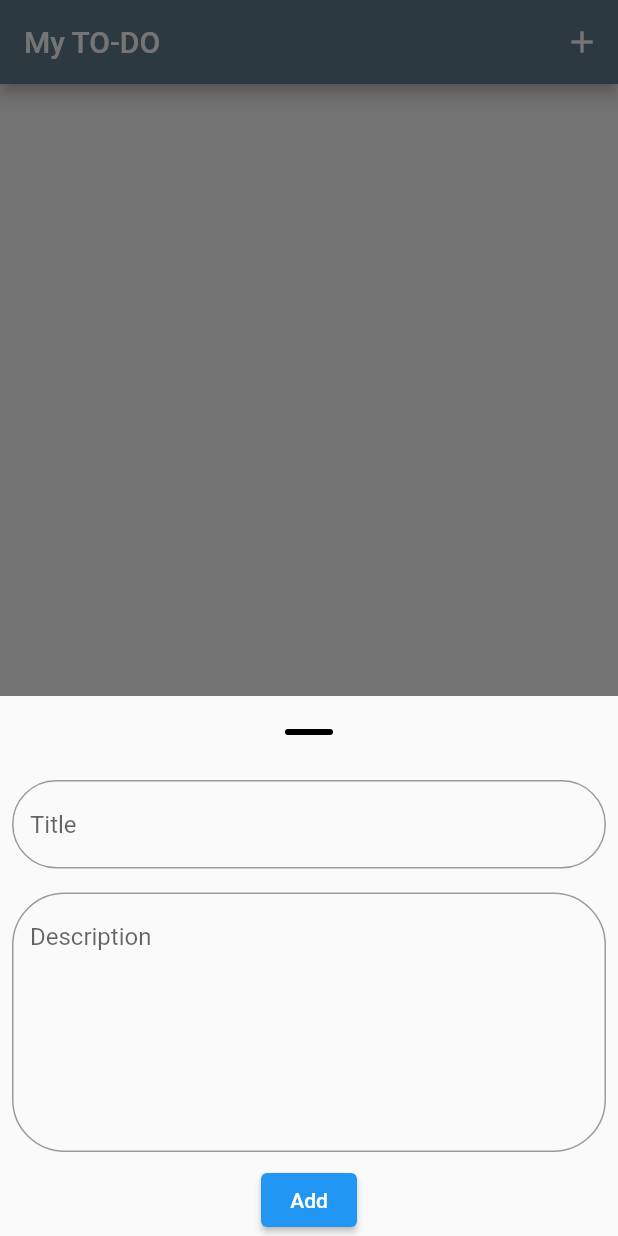
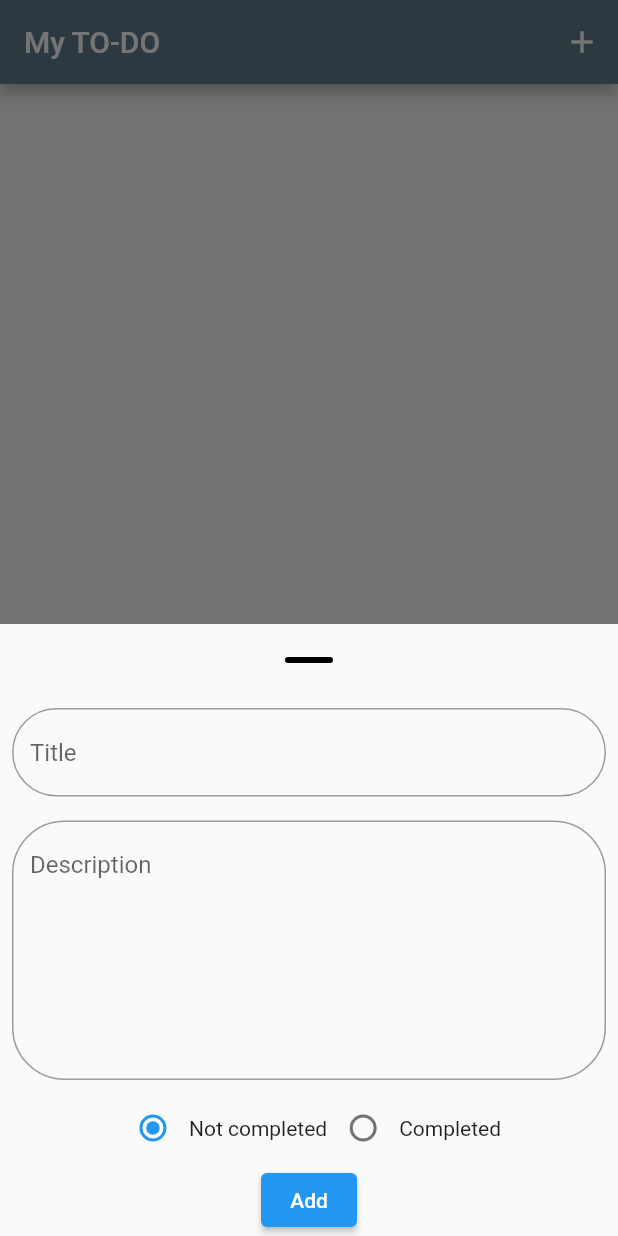
Before and after one commit to AliArafat4/to-do-app, a Flutter app: the screen it shows after launch, after a tap on the "add" icon, on a phone screen of 412 x 824 dp. Run offline on Flutter 3.47's test engine with Material 2 defaults, Android fonts, the phone set to English and light mode, and no system bars; our stand-ins replace supabase_flutter; accounts and stored records are empty.

Commit message:
fix issues

```diff
--- a/to_do/lib/screens/components/add_to_do_bottom_sheet.dart
+++ b/to_do/lib/screens/components/add_to_do_bottom_sheet.dart
@@ -3,10 +3,13 @@ import 'package:to_do/db/supabase_db.dart';
 import 'package:to_do/models/to_do_model.dart';
 import 'package:to_do/screens/widgets/custom_text_field.dart';
 
-void addToDoBottomSheet(BuildContext context, List<ToDo> todoList, Function loadData) {
+void addToDoBottomSheet(
+    BuildContext context, List<ToDo> todoList, Function loadData) {
   TextEditingController titleController = TextEditingController();
   TextEditingController descriptionController = TextEditingController();
-
+  List<String> status = ["Not completed", "Completed"];
+  String selectedStatus = "Not completed";
+  bool fieldIsEmpty = false;
   showModalBottomSheet(
     context: context,
     useSafeArea: true,
@@ -14,32 +17,68 @@ void addToDoBottomSheet(BuildContext context, List<ToDo> todoList, Function load
     showDragHandle: true,
     isScrollControlled: true,
     builder: (context) {
+      return StatefulBuilder(builder: (context, setState) {
         return Padding(
-        padding: EdgeInsets.only(bottom: MediaQuery.of(context).viewInsets.bottom),
+          padding:
+              EdgeInsets.only(bottom: MediaQuery.of(context).viewInsets.bottom),
           child: Column(
             mainAxisSize: MainAxisSize.min,
             children: [
               CustomTextField(hint: 'Title', controller: titleController),
-            CustomTextField(hint: 'Description', lines: 7, controller: descriptionController),
+              CustomTextField(
+                  hint: 'Description',
+                  lines: 7,
+                  controller: descriptionController),
+              Row(
+                mainAxisAlignment: MainAxisAlignment.center,
+                children: [
+                  ...List.generate(
+                    2,
+                    (index) => Row(
+                      children: [
+                        Radio(
+                            value: status[index],
+                            groupValue: selectedStatus,
+                            onChanged: (value) {
+                              selectedStatus = value!;
+                              setState(() {});
+                            }),
+                        Text(status[index]),
+                      ],
+                    ),
+                  ),
+                ],
+              ),
               ElevatedButton(
                   onPressed: () async {
                     if (titleController.text.trim().isNotEmpty &&
                         descriptionController.text.trim().isNotEmpty) {
+                      fieldIsEmpty = false;
                       addToDos(ToDo(
                           title: titleController.text.trim(),
                           description: descriptionController.text.trim(),
-                        completed: false,
+                          completed:
+                              (selectedStatus == "Completed") ? true : false,
                           id: todoList.isNotEmpty ? todoList.last.id + 1 : 1,
                           createdAt: "${DateTime.now()}"));
                       await loadData.call();
+                      Navigator.pop(context);
+                      ScaffoldMessenger.of(context).showSnackBar(
+                          const SnackBar(content: Text("Added successfully")));
                     } else {
                       //TODO: ERROR
+                      ScaffoldMessenger.of(context).showSnackBar(SnackBar(
+                          behavior: SnackBarBehavior.floating,
+                          margin: EdgeInsets.only(
+                              bottom: MediaQuery.of(context).size.height * .55),
+                          content: const Text("Please fill the fields")));
                     }
                   },
                   child: const Text("Add"))
             ],
           ),
         );
+      });
     },
   );
 }
--- a/to_do/lib/screens/display_to_dos.dart
+++ b/to_do/lib/screens/display_to_dos.dart
@@ -20,6 +20,7 @@ int selectedIndex = -1;
 
 class _DisplayToDosState extends State<DisplayToDos> {
   List<ToDo> todoList = [];
+  Future? futureToDo;
   @override
   void initState() {
     getData();
@@ -28,7 +29,13 @@ class _DisplayToDosState extends State<DisplayToDos> {
 
   void getData() async {
     todoList = await getToDos();
-    setState(() {});
+    futureToDo = getToDos();
+    Future.delayed(const Duration(milliseconds: 200), () => setState(() {}));
+  }
+
+  void data() async {
+    todoList = await getToDos();
+    futureToDo = getToDos();
   }
 
   @override
@@ -45,33 +52,43 @@ class _DisplayToDosState extends State<DisplayToDos> {
               icon: const Icon(Icons.add))
         ],
       ),
-      body: ListView.builder(
-        itemCount: todoList.length,
+      body: FutureBuilder(
+          future: futureToDo,
+          builder: (context, snapshot) {
+            print("object");
+            if (snapshot.hasData) {
+              return ListView.builder(
+                itemCount: snapshot.data!.length,
                 itemBuilder: (context, index) {
                   return InkWell(
                     onTap: () {
-              //TODO: CHANGE VAL IN DB
-              todoList[index].completed = !todoList[index].completed!;
-              updateToDos(todoList[index]);
+                      snapshot.data![index].completed =
+                          !snapshot.data![index].completed!;
+                      updateToDos(snapshot.data![index]);
                       setState(() {});
                     },
                     child: Dismissible(
                       key: UniqueKey(),
                       direction: DismissDirection.endToStart,
-              confirmDismiss: (direction) =>
-                  confirmDismissDialog(context, index, todoList[index].title!),
+                      confirmDismiss: (direction) => confirmDismissDialog(
+                          context, index, snapshot.data![index].title!),
                       onDismissed: (direction) {
-                ScaffoldMessenger.of(context).showSnackBar(
-                    SnackBar(content: Text("${todoList[index].title} deleted successfully")));
+                        ScaffoldMessenger.of(context).showSnackBar(SnackBar(
+                            content: Text(
+                                "${snapshot.data![index].title} deleted successfully")));
 
-                deleteToDos(todoList[index]);
-                getData();
+                        deleteToDos(snapshot.data![index]);
+                        data();
                       },
-              child: ToDoList(index: index, todoList: todoList),
+                      child: ToDoList(index: index, todoList: snapshot.data!),
                     ),
                   );
                 },
-      ),
+              );
+            } else {
+              return const Center(child: CircularProgressIndicator());
+            }
+          }),
     );
   }
 }
--- a/to_do/pubspec.yaml
+++ b/to_do/pubspec.yaml
@@ -4,7 +4,7 @@ publish_to: 'none'
 version: 0.1.0
 
 environment:
-  sdk: '>=3.1.5 <4.0.0'
+  sdk: '>=3.1.3 <4.0.0'
 
 dependencies:
   flutter:
```
Also changed, not shown: to_do/lib/db/supabase_db.dart (+7 -3 lines), to_do/pubspec.lock. Lines whose indentation alone changed are shown as unchanged.
